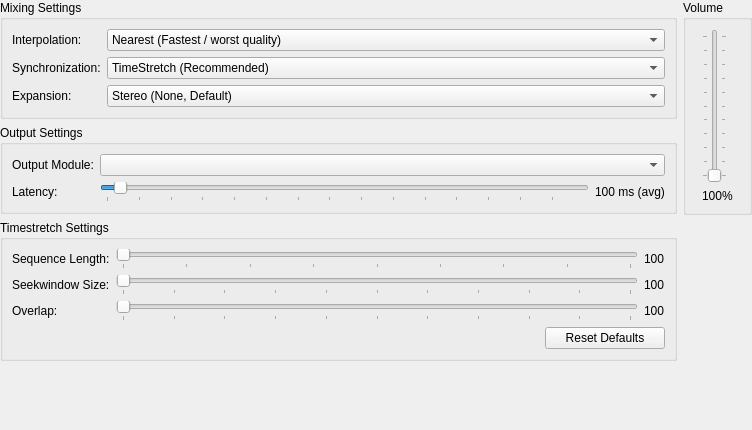
PCSX2/pcsx2, file pcsx2-qt/Settings/AudioSettingsWidget.ui: the form before one commit.
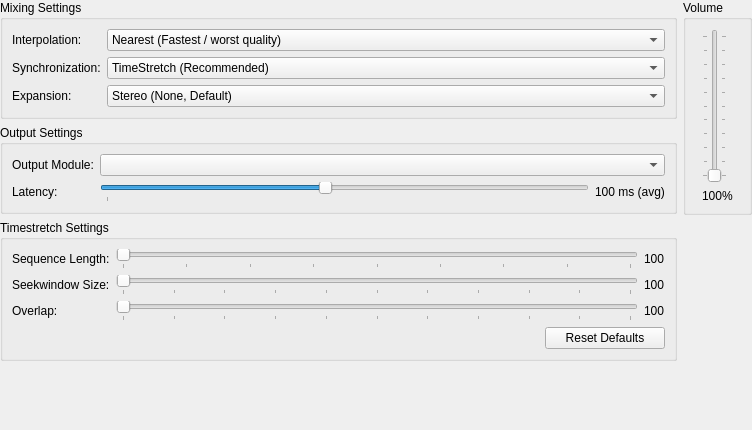
The form after the commit.

Commit message:
Qt: Reduce max SPU - Change Speed Preset
Qt has a leftover from the old SPU2-X values which is 3000 ms (3 seconds) latency meaning that if an user sets it to the max it will do something like this: Videoframe ~150 / 180 happens and it makes the first sound after 3 seconds for the first videoframe which is far too long. Also changed 1% speed as it messed with the GSdump player and too stuttery to be usable in other usecases.

Patch:
```diff
--- a/pcsx2-qt/Settings/AudioSettingsWidget.ui
+++ b/pcsx2-qt/Settings/AudioSettingsWidget.ui
@@ -164,7 +164,7 @@
            <number>15</number>
           </property>
           <property name="maximum">
-           <number>3000</number>
+           <number>200</number>
           </property>
           <property name="value">
            <number>100</number>
```
The commit also changes 1 other file.
